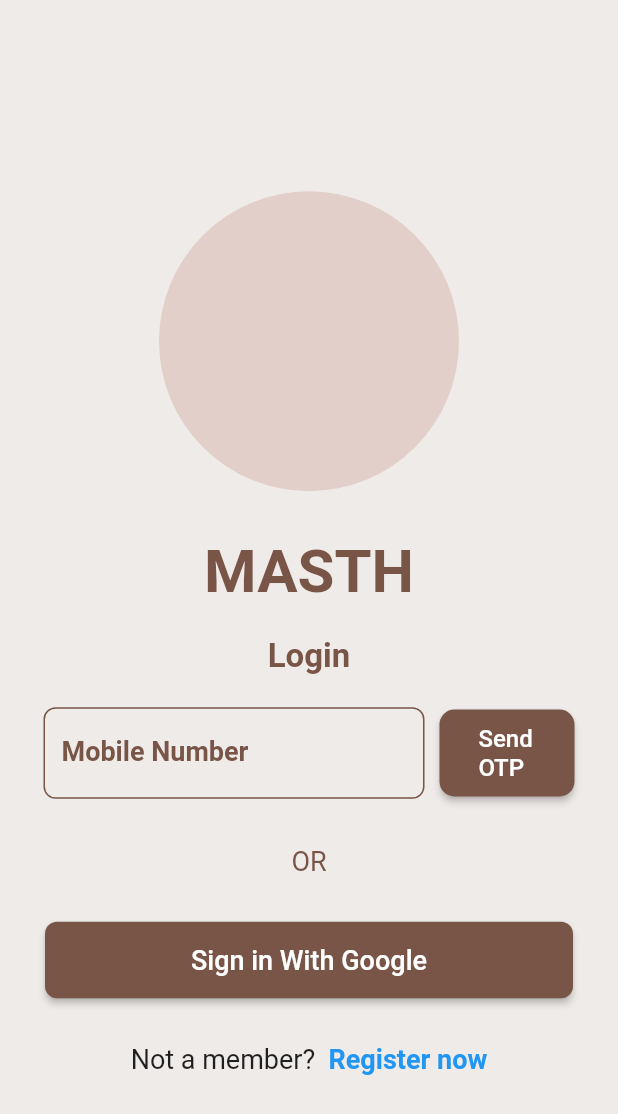
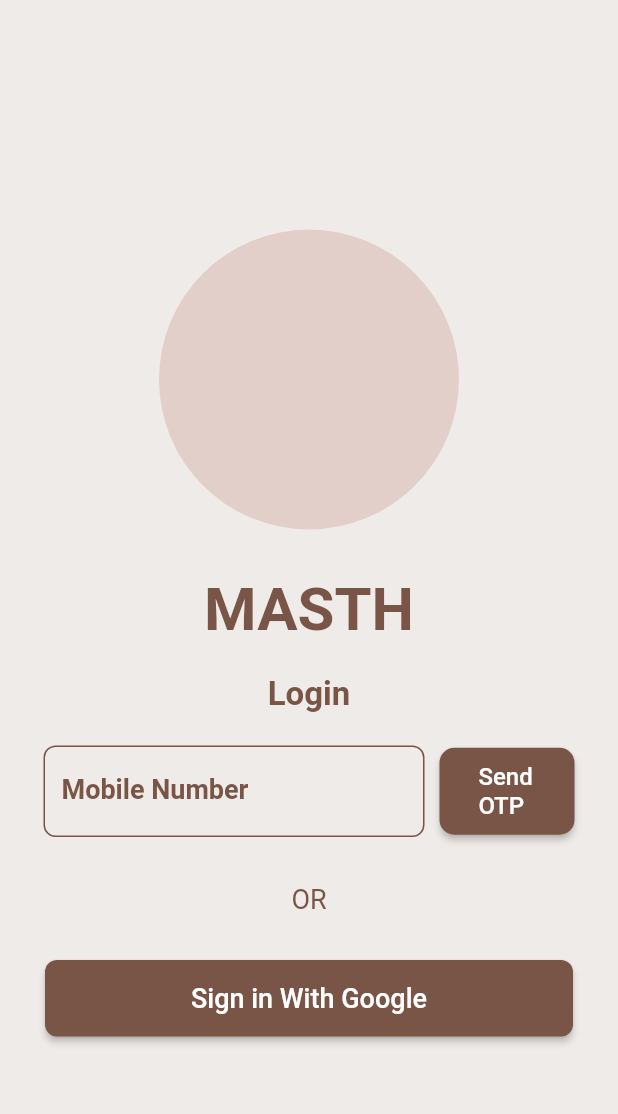
Before and after one commit to priyanshu-1502/MASTH_login_page, a Flutter app: the screen it shows after launch, on a phone screen of 412 x 824 dp. Shown: the top 1114 px of the screen. Run offline on Flutter 3.47's test engine with Material 2 defaults, Android fonts, the light colour scheme and no system bars; Roboto replaces fonts that are missing (Century Gothic).

Commit message:
Update login_page.dart

```diff
--- a/lib/pages/login_page.dart
+++ b/lib/pages/login_page.dart
@@ -245,22 +245,22 @@ class _LoginPageState extends State<LoginPage> {
                       ),
                     ),
                   ),
-                  SizedBox( height: 30,),
-                  Row(
-                    mainAxisAlignment: MainAxisAlignment.center,
-                    children: [
-                      Text('Not a member?  ',
-                      style: TextStyle(
-                        fontSize: 18,
-                      ),),
-                      Text(
-                          'Register now',
-                      style: TextStyle(
-                        color: Colors.blue,fontWeight: FontWeight.bold,
-                        fontSize: 18,
-                      ),),
-                    ],
-                  )// ...
+                  // SizedBox( height: 30,),
+                  // Row(
+                  //   mainAxisAlignment: MainAxisAlignment.center,
+                  //   children: [
+                  //     Text('Not a member?  ',
+                  //     style: TextStyle(
+                  //       fontSize: 18,
+                  //     ),),
+                  //     Text(
+                  //         'Register now',
+                  //     style: TextStyle(
+                  //       color: Colors.blue,fontWeight: FontWeight.bold,
+                  //       fontSize: 18,
+                  //     ),),
+                  //   ],
+                  // )// ...
                   ],
                       ),
                     ),
```
